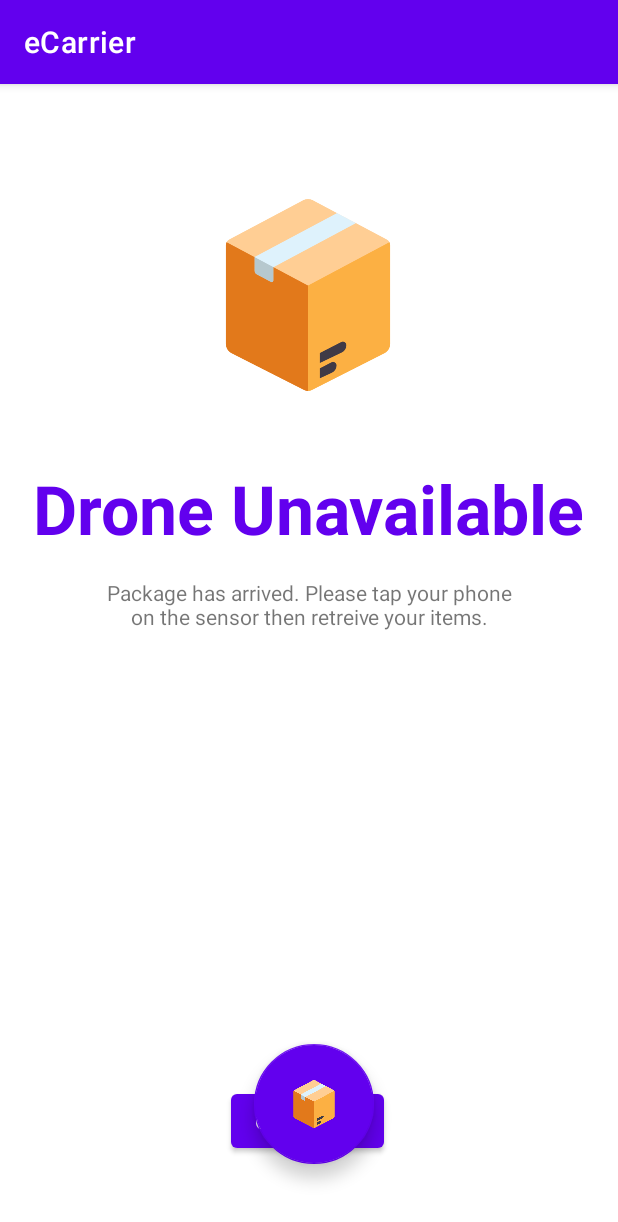
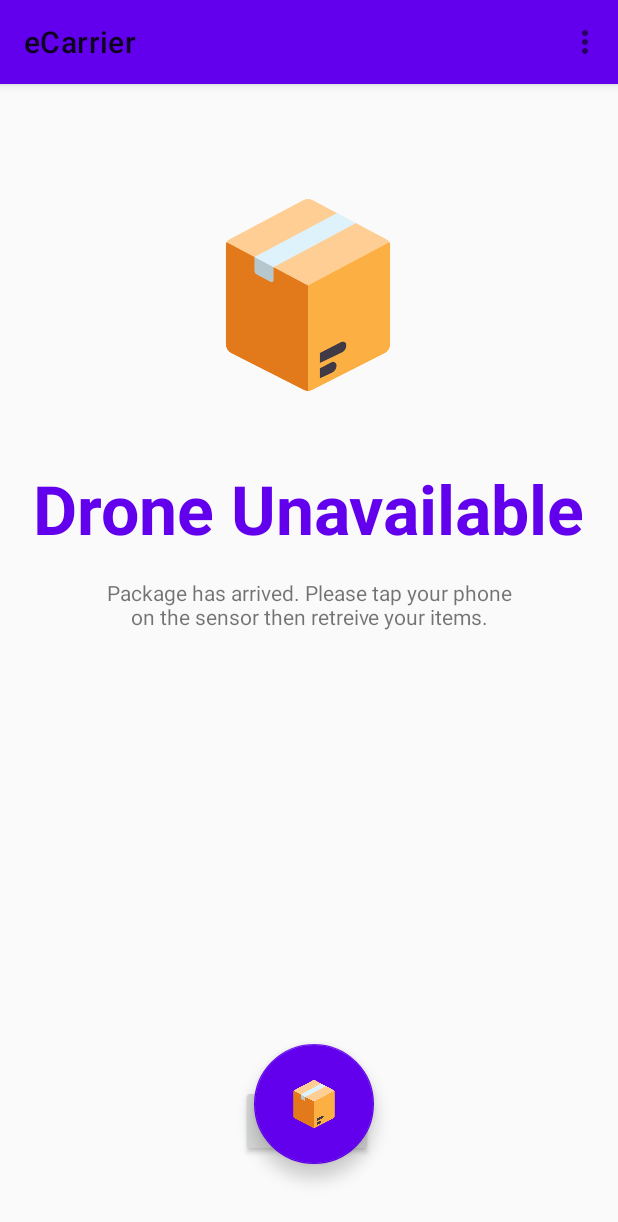
Before and after one commit to MhmdAL/dds_app, an Android app: the TrackMissionFragment screen opened directly, with no data from a screen before it, on a phone screen of 412 x 824 dp. Shown: the top 1222 px of the screen. Run offline under Robolectric (Android 15) with nearby library versions, the phone set to English and light mode, and no system bars; our stand-ins replace Firebase (no records; nobody signed in at launch, a user with empty details on screens opened directly), navigation-ui; network calls fail; 1 statement that could not run was skipped.

Commit message:
added support for logout..

```diff
--- a/app/src/main/AndroidManifest.xml
+++ b/app/src/main/AndroidManifest.xml
@@ -11,7 +11,7 @@
         android:label="@string/app_name"
         android:roundIcon="@mipmap/ic_launcher_round"
         android:supportsRtl="true"
-        android:theme="@style/Theme.DDS">
+        android:theme="@style/Theme.AppCompat.Light.NoActionBar">
         <activity android:name=".MainActivity">
             <intent-filter>
                 <action android:name="android.intent.action.MAIN" />
--- a/app/src/main/java/com/example/dds/MainActivity.kt
+++ b/app/src/main/java/com/example/dds/MainActivity.kt
@@ -1,15 +1,37 @@
 package com.example.dds
 
 import android.os.Bundle
+import android.view.Menu
+import android.view.MenuItem
 import android.view.View
 import androidx.appcompat.app.AppCompatActivity
+import androidx.navigation.NavController
 import androidx.navigation.fragment.NavHostFragment
 import androidx.navigation.ui.setupWithNavController
 import com.google.android.material.bottomnavigation.BottomNavigationView
-import retrofit2.Retrofit
-import retrofit2.converter.gson.GsonConverterFactory
+import com.google.firebase.auth.ktx.auth
+import com.google.firebase.ktx.Firebase
+
 
 class MainActivity : AppCompatActivity() {
+
+    private lateinit var navController: NavController
+
+    override fun onCreateOptionsMenu(menu: Menu?): Boolean {
+        menuInflater.inflate(R.menu.menu_overflow, menu)
+        return true
+    }
+
+    override fun onOptionsItemSelected(item: MenuItem): Boolean {
+        when (item.itemId) {
+            R.id.action_sign_out -> {
+                Firebase.auth.signOut()
+
+                navController.navigate(R.id.action_trackMissionFragment_to_loginFragment)
+            }
+        }
+        return true
+    }
 
     override fun onCreate(savedInstanceState: Bundle?) {
         super.onCreate(savedInstanceState)
@@ -20,9 +42,10 @@ class MainActivity : AppCompatActivity() {
         val navHostFragment = supportFragmentManager.findFragmentById(
             R.id.fragmentContainerView
         ) as NavHostFragment
-        val navController = navHostFragment.navController
+        navController = navHostFragment.navController
 
-//        val appBarConfiguration = AppBarConfiguration(topLevelDestinationIds = setOf(R.id.loginFragment, R.id.createMissionFragment))
+        setSupportActionBar(findViewById(R.id.my_toolbar))
+//        val appBarConfiguration = AppBarConfiguration(topLevelDestinationIds = setOf(R.id.loginFragment, R.id.trackMissionFragment))
 //        val toolbar = findViewById<Toolbar>(R.id.toolbar)
 //
 //        NavigationUI.setupWithNavController(toolbar, navController, appBarConfiguration)
--- a/app/src/main/res/layout/activity_main.xml
+++ b/app/src/main/res/layout/activity_main.xml
@@ -5,6 +5,26 @@
     android:layout_width="match_parent"
     android:layout_height="match_parent"
     tools:context=".MainActivity">
+
+    <com.google.android.material.appbar.AppBarLayout
+        android:id="@+id/appBarLayout"
+        android:layout_width="match_parent"
+        android:layout_height="wrap_content"
+        app:layout_constraintEnd_toEndOf="parent"
+        app:layout_constraintStart_toStartOf="parent"
+        app:layout_constraintTop_toTopOf="parent">
+
+        <androidx.appcompat.widget.Toolbar
+            android:id="@+id/my_toolbar"
+            android:layout_width="match_parent"
+            android:layout_height="?attr/actionBarSize"
+            app:menu="@menu/menu_bottom_nav"
+            android:background="?attr/colorPrimary"
+            android:elevation="4dp"
+            android:theme="@style/Theme.DDS"/>
+
+    </com.google.android.material.appbar.AppBarLayout>
+
 
     <androidx.fragment.app.FragmentContainerView
         android:id="@+id/fragmentContainerView"
@@ -17,7 +37,7 @@
         app:layout_constraintBottom_toTopOf="@+id/bottom_nav"
         app:layout_constraintEnd_toEndOf="parent"
         app:layout_constraintStart_toStartOf="parent"
-        app:layout_constraintTop_toTopOf="parent"
+        app:layout_constraintTop_toBottomOf="@+id/appBarLayout"
         app:navGraph="@navigation/nav_graph" />
 
     <com.google.android.material.bottomnavigation.BottomNavigationView
@@ -28,4 +48,5 @@
         app:layout_constraintEnd_toEndOf="parent"
         app:layout_constraintStart_toStartOf="parent"
         app:menu="@menu/menu_bottom_nav" />
+
 </androidx.constraintlayout.widget.ConstraintLayout>
--- a/app/src/main/res/layout/fragment_track_mission.xml
+++ b/app/src/main/res/layout/fragment_track_mission.xml
@@ -188,7 +188,7 @@
         app:layout_constraintStart_toStartOf="@+id/guideline4"
         app:layout_constraintTop_toBottomOf="@+id/mission_status_tv" />
 
-    <com.google.android.material.card.MaterialCardView
+    <androidx.cardview.widget.CardView
         android:id="@+id/materialCardView"
         android:layout_width="0dp"
         android:layout_height="0dp"
@@ -244,6 +244,6 @@
                 app:layout_constraintStart_toStartOf="@+id/textView23"
                 app:layout_constraintTop_toBottomOf="@+id/textView24" />
         </androidx.constraintlayout.widget.ConstraintLayout>
-    </com.google.android.material.card.MaterialCardView>
+    </androidx.cardview.widget.CardView>
 
 </androidx.constraintlayout.widget.ConstraintLayout>
--- /dev/null
+++ b/app/src/main/res/menu/menu_overflow.xml
@@ -0,0 +1,11 @@
+<?xml version="1.0" encoding="utf-8"?>
+<menu
+    xmlns:android="http://schemas.android.com/apk/res/android"
+    xmlns:app="http://schemas.android.com/apk/res-auto"
+    xmlns:tools="http://schemas.android.com/tools">
+
+    <item
+        android:id="@+id/action_sign_out"
+        android:title="Logout"
+        app:showAsAction="never"/>
+</menu>
--- a/app/src/main/res/navigation/nav_graph.xml
+++ b/app/src/main/res/navigation/nav_graph.xml
@@ -31,10 +31,15 @@
     <fragment
         android:id="@+id/trackMissionFragment"
         android:name="com.example.dds.TrackMissionFragment"
-        android:label="fragment_track_mission"
-        tools:layout="@layout/fragment_track_mission" >
+        android:label="Track Mission"
+        tools:layout="@layout/fragment_track_mission">
         <action
             android:id="@+id/action_trackMissionFragment_to_createMissionFragment"
             app:destination="@id/createMissionFragment" />
+        <action
+            android:id="@+id/action_trackMissionFragment_to_loginFragment"
+            app:destination="@id/loginFragment"
+            app:popUpTo="@id/nav_graph"
+            app:popUpToInclusive="true" />
     </fragment>
 </navigation>
```
